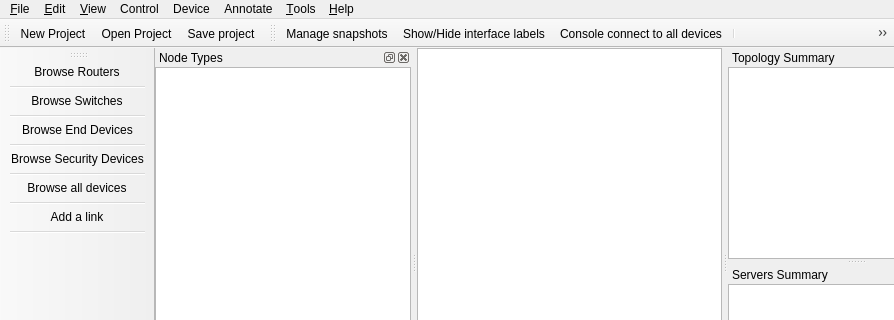
Before: the Qt Designer form gns3/ui/main_window.ui in GNS3/gns3-gui, drawn with Qt 5; both pictures show x 0 to 894 and y 0 to 320 of the 984 by 715 pixel window.
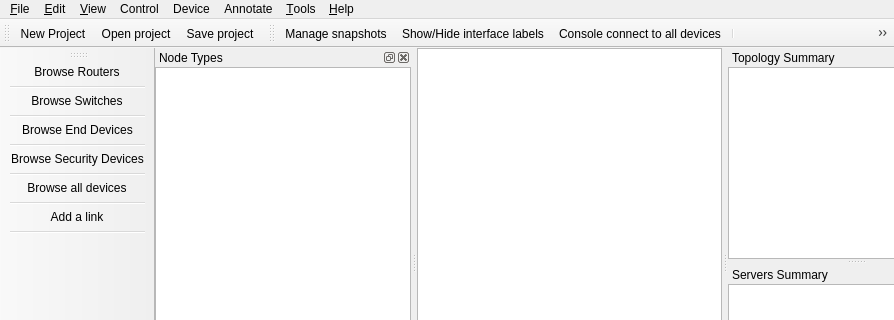
After: the same form once the commit is applied. Icons and pictures are not drawn. Custom widgets are drawn as their Qt base class.

The edit to the form file:
```diff
--- a/gns3/ui/main_window.ui
+++ b/gns3/ui/main_window.ui
@@ -517,7 +517,7 @@
      <normaloff>:/icons/open.svg</normaloff>:/icons/open.svg</iconset>
    </property>
    <property name="text">
-    <string>&amp;Open Project</string>
+    <string>&amp;Open project</string>
    </property>
    <property name="toolTip">
     <string>Open project</string>
```
